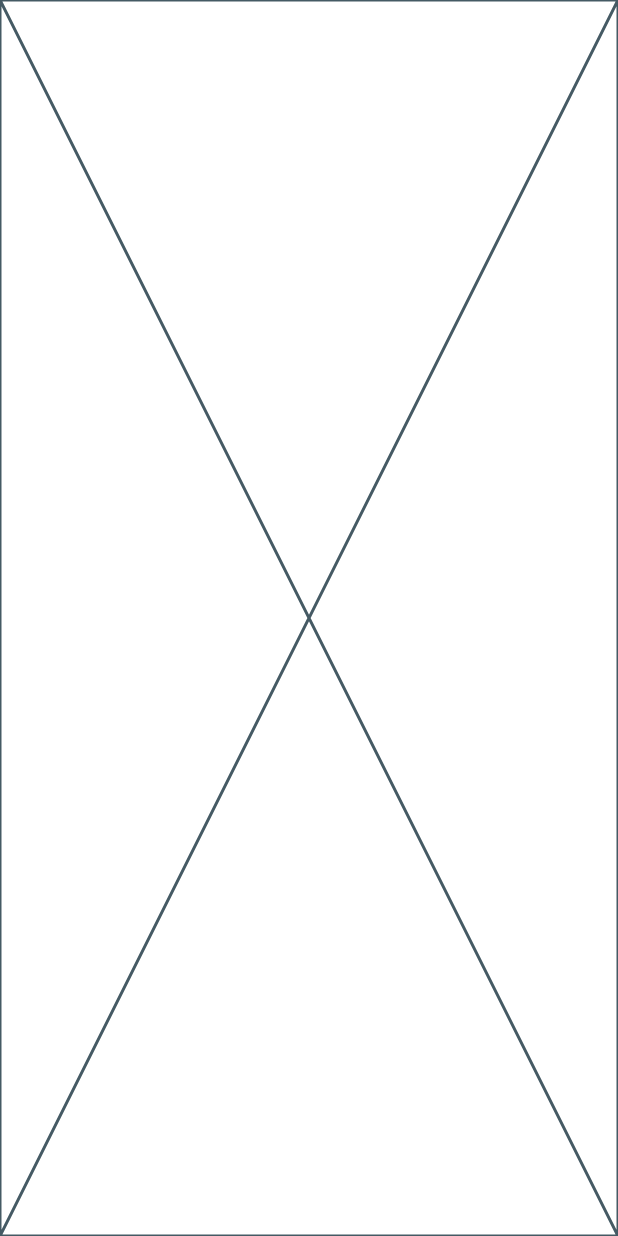
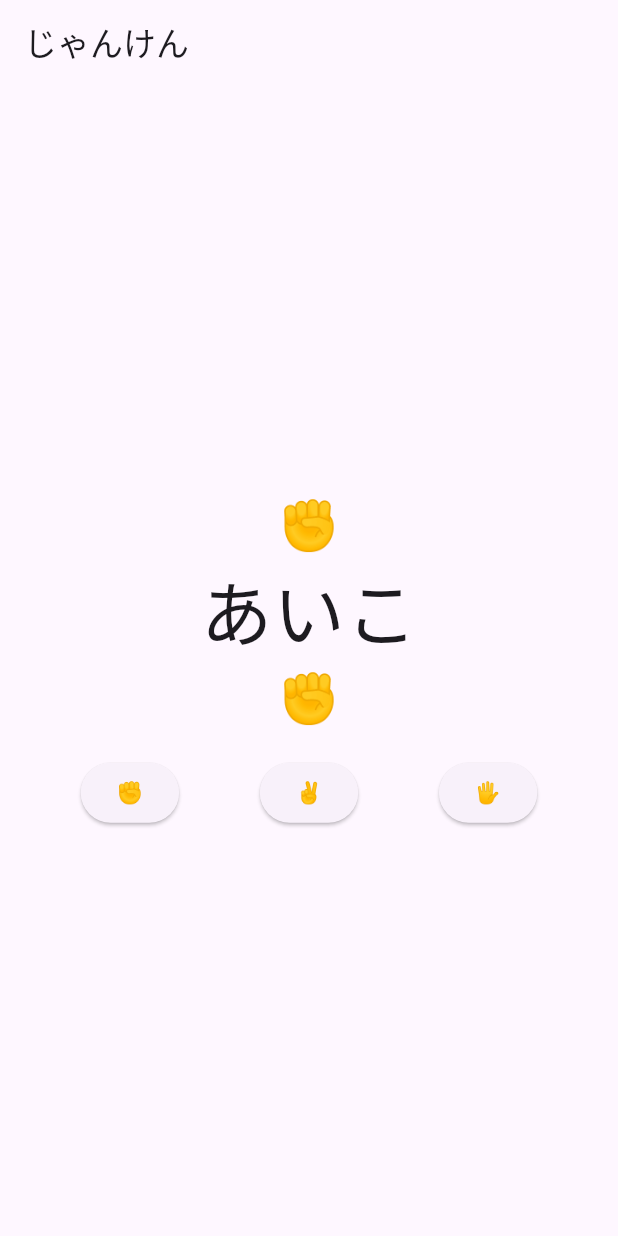
Before and after one commit to hryktkuch/janken3, a Flutter app: the screen it shows after launch, on a phone screen of 412 x 824 dp. Run offline on Flutter 3.47's test engine with Material 3 defaults, Android fonts, the phone set to English and light mode, and no system bars.

Commit message:
じゃんけんできた

```diff
--- a/lib/main.dart
+++ b/lib/main.dart
@@ -1,3 +1,5 @@
+import 'dart:math';
+
 import 'package:flutter/material.dart';
 
 void main() {
@@ -13,25 +15,11 @@ class MyApp extends StatelessWidget {
     return MaterialApp(
       title: 'Flutter Demo',
       theme: ThemeData(
-        // This is the theme of your application.
-        //
-        // TRY THIS: Try running your application with "flutter run". You'll see
-        // the application has a purple toolbar. Then, without quitting the app,
-        // try changing the seedColor in the colorScheme below to Colors.green
-        // and then invoke "hot reload" (save your changes or press the "hot
-        // reload" button in a Flutter-supported IDE, or press "r" if you used
-        // the command line to start the app).
-        //
-        // Notice that the counter didn't reset back to zero; the application
-        // state is not lost during the reload. To reset the state, use hot
-        // restart instead.
-        //
-        // This works for code too, not just values: Most code changes can be
-        // tested with just a hot reload.
+
         colorScheme: ColorScheme.fromSeed(seedColor: Colors.deepPurple),
         useMaterial3: true,
       ),
-      home: const JankenPage(title: 'Flutter Demo Home Page'),
+      home: JankenPage(),
     );
   }
 }
@@ -44,8 +32,72 @@ class JankenPage extends StatefulWidget {
 }
 
 class _JankenPageState extends State<JankenPage> {
+  String myHand='✊';
+  String computerHand='✊';
+  String result='あいこ';
+
+  void selectHand(String selectedHand) {
+    myHand=selectedHand;
+    print(myHand);
+    generateComputerHand();
+    judge();
+    setState(() {});
+  }
+
+  String randomNumberToHand(int randomNumber){
+    switch(randomNumber) {
+      case 0:
+        return '✊';
+      case 1:
+        return '✌';
+      case 2:
+        return '🖐';
+      default:
+        return '✊';
+    }
+  }
+
+  void generateComputerHand() {
+    final randomNumber=Random().nextInt(3);
+    computerHand=randomNumberToHand(randomNumber);
+  }
+
+  void judge() {
+    if (myHand==computerHand) {
+      result = 'あいこ';
+    } else if (myHand=='✊' && computerHand=='✌' || myHand=='✌' && computerHand == '🖐' || myHand=='🖐' && computerHand=='✊') {
+      result = 'あなたの勝ち';
+    } else {
+      result = 'あなたの負け';
+    }
+
+  }
+
   @override
   Widget build(BuildContext context) {
-    return const Placeholder();
+    return Scaffold(
+      appBar: AppBar(
+        title: Text('じゃんけん'),
+      ),
+      body : Center(
+        child: Column(
+          mainAxisAlignment: MainAxisAlignment.center,
+          children: [
+            Text(computerHand,style:TextStyle(fontSize: 32)),
+            Text(result,style: TextStyle(fontSize: 48),),
+            Text(myHand, style: TextStyle(fontSize: 32)),
+            SizedBox(height: 16),
+            Row(
+              mainAxisAlignment: MainAxisAlignment.spaceEvenly,
+              children: [
+                ElevatedButton(onPressed: (){selectHand('✊');}, child: Text('✊'),),
+                ElevatedButton(onPressed: (){selectHand('✌');}, child: Text('✌'),),
+                ElevatedButton(onPressed: (){selectHand('🖐');}, child: Text('🖐'),),
+              ],
+            ),
+          ],
+        ),
+      ),
+    );
   }
 }
```
